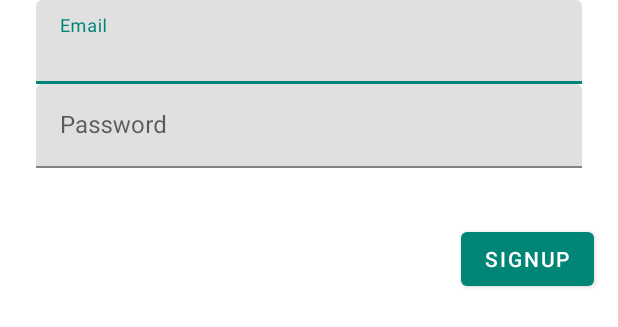
After one commit to Kliter/Findix, an Android app: the layout item_signup_parameter_view.xml on its own in the app's theme, with its tools: preview values and no code run, on a phone screen of 412 x 824 dp. The commit adds this screen. Shown: the top 327 px of the screen. Run offline under Robolectric (Android 15) with nearby library versions, the phone set to English and light mode, and no system bars.

Commit message:
リップルエフェクト追加。 SignUpをepoxy化。

```diff
--- a/app/src/main/java/com/kl/findix/package-info.java
+++ b/app/src/main/java/com/kl/findix/package-info.java
@@ -1,6 +1,7 @@
 @EpoxyDataBindingLayouts({
         R.layout.item_app_title_view,
-        R.layout.item_login_parameter_view
+        R.layout.item_login_parameter_view,
+        R.layout.item_signup_parameter_view
 })
 
 package com.kl.findix;
--- a/app/src/main/res/layout/item_login_parameter_view.xml
+++ b/app/src/main/res/layout/item_login_parameter_view.xml
@@ -76,7 +76,7 @@
                     android:id="@+id/btn_email_sign_in"
                     android:layout_width="wrap_content"
                     android:layout_height="wrap_content"
-                    android:onClick="@{onClickGoogleSign}"
+                    android:onClick="@{onClickEmailSignIn}"
                     android:text="@string/button_sign_in"
                     app:layout_constraintEnd_toEndOf="parent"
                     app:layout_constraintTop_toTopOf="parent" />
@@ -98,6 +98,7 @@
                     android:textColor="@color/colorPrimary"
                     app:layout_constraintEnd_toEndOf="parent"
                     app:layout_constraintTop_toBottomOf="@id/btn_email_sign_in"
+                    android:foreground="@drawable/ripple_white"
                     tools:text="Sign Up" />
 
             <TextView
--- /dev/null
+++ b/app/src/main/res/layout/item_signup_parameter_view.xml
@@ -0,0 +1,69 @@
+<?xml version="1.0" encoding="utf-8"?>
+<layout xmlns:android="http://schemas.android.com/apk/res/android"
+        xmlns:app="http://schemas.android.com/apk/res-auto">
+
+    <data>
+
+        <variable
+                name="onClickSignUp"
+                type="android.view.View.OnClickListener" />
+    </data>
+
+    <androidx.constraintlayout.widget.ConstraintLayout
+            android:layout_width="match_parent"
+            android:layout_height="wrap_content">
+
+        <com.google.android.material.textfield.TextInputLayout
+                android:id="@+id/til_email"
+                style="@style/TextAppearance.MaterialComponents.Headline6"
+                android:layout_width="match_parent"
+                android:layout_height="wrap_content"
+                android:layout_marginStart="@dimen/margin_x3"
+                android:layout_marginEnd="@dimen/margin_x3"
+                android:hint="@string/hint_email"
+                app:layout_constraintEnd_toEndOf="parent"
+                app:layout_constraintStart_toStartOf="parent"
+                app:layout_constraintTop_toTopOf="parent">
+
+            <com.google.android.material.textfield.TextInputEditText
+                    android:layout_width="match_parent"
+                    android:layout_height="wrap_content"
+                    android:inputType="textEmailAddress"
+                    android:maxLines="1" />
+
+        </com.google.android.material.textfield.TextInputLayout>
+
+        <com.google.android.material.textfield.TextInputLayout
+                android:id="@+id/til_password"
+                style="@style/TextAppearance.MaterialComponents.Headline6"
+                android:layout_width="match_parent"
+                android:layout_height="wrap_content"
+                android:layout_marginStart="@dimen/margin_x3"
+                android:layout_marginEnd="@dimen/margin_x3"
+                android:hint="@string/hint_password"
+                app:errorEnabled="true"
+                app:layout_constraintEnd_toEndOf="parent"
+                app:layout_constraintStart_toStartOf="parent"
+                app:layout_constraintTop_toBottomOf="@id/til_email">
+
+            <com.google.android.material.textfield.TextInputEditText
+                    android:id="@+id/password_edit_text"
+                    android:layout_width="match_parent"
+                    android:layout_height="wrap_content"
+                    android:inputType="textPassword" />
+
+        </com.google.android.material.textfield.TextInputLayout>
+
+        <com.google.android.material.button.MaterialButton
+                android:id="@+id/btn_email_sign_in"
+                android:layout_width="wrap_content"
+                android:layout_height="wrap_content"
+                android:layout_marginTop="@dimen/margin_x2"
+                android:layout_marginEnd="@dimen/margin_x2"
+                android:onClick="@{onClickSignUp}"
+                android:text="@string/button_sign_up"
+                app:layout_constraintEnd_toEndOf="parent"
+                app:layout_constraintTop_toBottomOf="@id/til_password" />
+
+    </androidx.constraintlayout.widget.ConstraintLayout>
+</layout>
--- a/app/src/main/res/values/strings.xml
+++ b/app/src/main/res/values/strings.xml
@@ -28,4 +28,5 @@
     <string name="induce_sign_up">Don\'t have an account?</string>
     <string name="sign_up">Sign Up</string>
     <string name="collection_users">Users</string>
+    <string name="button_sign_up">SignUp</string>
 </resources>
```
Also changed, not shown: app/src/main/java/com/kl/findix/ui/login/SignUpController.kt (added, +22 -0 lines), app/src/main/java/com/kl/findix/ui/login/SignUpFragment.kt (+19 -3 lines), app/src/main/res/drawable/ripple_white.xml (added, +7 -0 lines), app/src/main/res/layout/fragment_signup.xml (+11 -68 lines).
